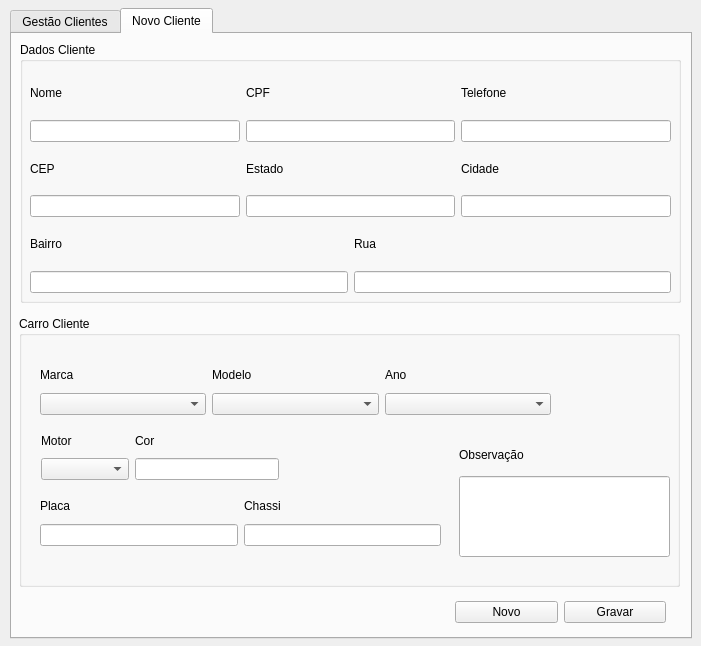
ustop0/TCC, file frm_gestaoclientes.ui: the form before one commit.
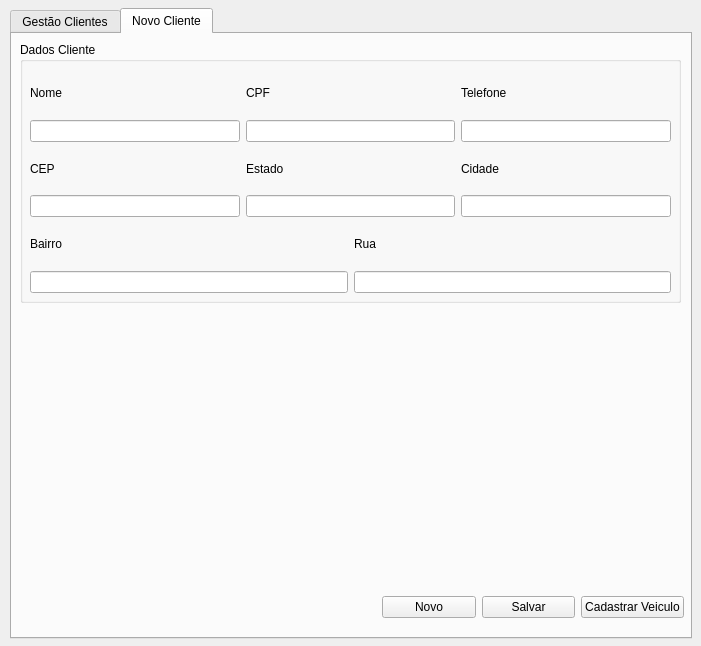
The form after the commit.

Commit message:
criando novo sub formulario de cadastro de veiculos
para sanar os problemas de cadastro de veiculos para os clientes foi criado um novo formulário exclusivo para isso

```diff
--- a/frm_gestaoclientes.ui
+++ b/frm_gestaoclientes.ui
@@ -129,180 +129,6 @@
     <attribute name="title">
      <string>Novo Cliente</string>
     </attribute>
-    <widget class="QGroupBox" name="groupBox_2">
-     <property name="geometry">
-      <rect>
-       <x>7</x>
-       <y>282</y>
-       <width>661</width>
-       <height>271</height>
-      </rect>
-     </property>
-     <property name="title">
-      <string>Carro Cliente</string>
-     </property>
-     <widget class="QLineEdit" name="txt_nv_observacao">
-      <property name="geometry">
-       <rect>
-        <x>440</x>
-        <y>160</y>
-        <width>211</width>
-        <height>81</height>
-       </rect>
-      </property>
-     </widget>
-     <widget class="QLabel" name="label_3">
-      <property name="geometry">
-       <rect>
-        <x>440</x>
-        <y>130</y>
-        <width>81</width>
-        <height>17</height>
-       </rect>
-      </property>
-      <property name="text">
-       <string>Observação</string>
-      </property>
-     </widget>
-     <widget class="QWidget" name="">
-      <property name="geometry">
-       <rect>
-        <x>21</x>
-        <y>47</y>
-        <width>511</width>
-        <height>52</height>
-       </rect>
-      </property>
-      <layout class="QHBoxLayout" name="horizontalLayout_4">
-       <item>
-        <layout class="QVBoxLayout" name="verticalLayout_10">
-         <item>
-          <widget class="QLabel" name="label_9">
-           <property name="text">
-            <string>Marca</string>
-           </property>
-          </widget>
-         </item>
-         <item>
-          <widget class="QComboBox" name="cb_nv_marca"/>
-         </item>
-        </layout>
-       </item>
-       <item>
-        <layout class="QVBoxLayout" name="verticalLayout_11">
-         <item>
-          <widget class="QLabel" name="label_10">
-           <property name="text">
-            <string>Modelo</string>
-           </property>
-          </widget>
-         </item>
-         <item>
-          <widget class="QComboBox" name="cb_nv_modelo"/>
-         </item>
-        </layout>
-       </item>
-       <item>
-        <layout class="QVBoxLayout" name="verticalLayout_15">
-         <item>
-          <widget class="QLabel" name="label_14">
-           <property name="text">
-            <string>Ano</string>
-           </property>
-          </widget>
-         </item>
-         <item>
-          <widget class="QComboBox" name="cb_nv_ano"/>
-         </item>
-        </layout>
-       </item>
-      </layout>
-     </widget>
-     <widget class="QWidget" name="">
-      <property name="geometry">
-       <rect>
-        <x>21</x>
-        <y>178</y>
-        <width>401</width>
-        <height>52</height>
-       </rect>
-      </property>
-      <layout class="QHBoxLayout" name="horizontalLayout_6">
-       <item>
-        <layout class="QVBoxLayout" name="verticalLayout_16">
-         <item>
-          <widget class="QLabel" name="label_15">
-           <property name="text">
-            <string>Placa</string>
-           </property>
-          </widget>
-         </item>
-         <item>
-          <widget class="QLineEdit" name="txt_nv_placa"/>
-         </item>
-        </layout>
-       </item>
-       <item>
-        <layout class="QVBoxLayout" name="verticalLayout_13">
-         <item>
-          <widget class="QLabel" name="label_12">
-           <property name="text">
-            <string>Chassi</string>
-           </property>
-          </widget>
-         </item>
-         <item>
-          <widget class="QLineEdit" name="txt_nv_chassi"/>
-         </item>
-        </layout>
-       </item>
-      </layout>
-     </widget>
-     <widget class="QWidget" name="">
-      <property name="geometry">
-       <rect>
-        <x>22</x>
-        <y>114</y>
-        <width>88</width>
-        <height>50</height>
-       </rect>
-      </property>
-      <layout class="QVBoxLayout" name="verticalLayout_12">
-       <item>
-        <widget class="QLabel" name="label_11">
-         <property name="text">
-          <string>Motor</string>
-         </property>
-        </widget>
-       </item>
-       <item>
-        <widget class="QComboBox" name="cb_nv_motor"/>
-       </item>
-      </layout>
-     </widget>
-     <widget class="QWidget" name="">
-      <property name="geometry">
-       <rect>
-        <x>116</x>
-        <y>114</y>
-        <width>144</width>
-        <height>50</height>
-       </rect>
-      </property>
-      <layout class="QVBoxLayout" name="verticalLayout_14">
-       <item>
-        <widget class="QLabel" name="label_2">
-         <property name="text">
-          <string>Cor</string>
-         </property>
-        </widget>
-       </item>
-       <item>
-        <widget class="QLineEdit" name="txt_nv_cor"/>
-       </item>
-      </layout>
-     </widget>
-    </widget>
     <widget class="QGroupBox" name="groupBox">
      <property name="geometry">
       <rect>
@@ -452,16 +278,16 @@
       </layout>
      </widget>
     </widget>
-    <widget class="QWidget" name="layoutWidget">
+    <widget class="QWidget" name="">
      <property name="geometry">
       <rect>
-       <x>443</x>
-       <y>565</y>
-       <width>211</width>
+       <x>370</x>
+       <y>560</y>
+       <width>302</width>
        <height>27</height>
       </rect>
      </property>
-     <layout class="QHBoxLayout" name="horizontalLayout_7">
+     <layout class="QHBoxLayout" name="horizontalLayout_4">
       <item>
        <widget class="QPushButton" name="btn_nv_novo">
         <property name="text">
@@ -472,7 +298,14 @@
       <item>
        <widget class="QPushButton" name="btn_nv_gravar">
         <property name="text">
-         <string>Gravar</string>
+         <string>Salvar</string>
+        </property>
+       </widget>
+      </item>
+      <item>
+       <widget class="QPushButton" name="btn_nv_cadastrarveiculo">
+        <property name="text">
+         <string>Cadastrar Veiculo</string>
         </property>
        </widget>
       </item>
```
Left out of the diff: 2 changed lines with no effect on the pictures. The commit also changes 8 other files.
